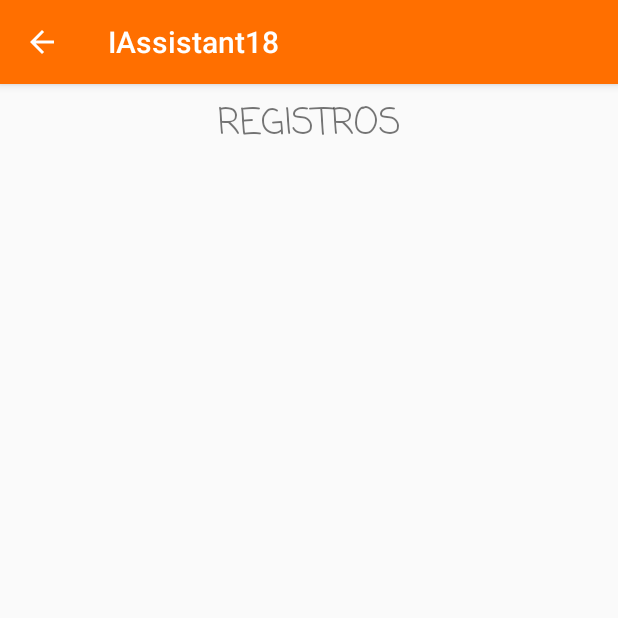
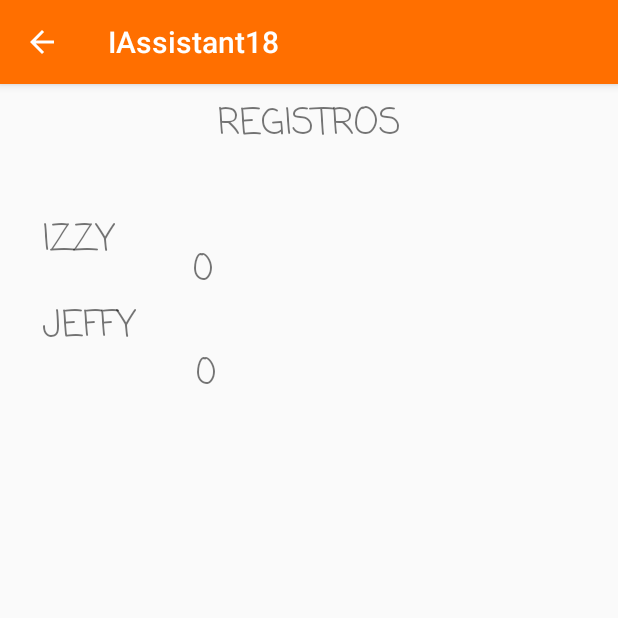
Before and after one commit to InteligenciaArtificial2018/IAssistant18, an Android app: the Registros screen opened directly, with no data from a screen before it, on a phone screen of 412 x 824 dp, the top half of it. Run offline under Robolectric (Android 15) with nearby library versions, the phone set to English and light mode, and no system bars; our stand-ins replace Firebase (no records; nobody signed in at launch, a user with empty details on screens opened directly).

Commit message:
Finalizacion de registros

```diff
--- /dev/null
+++ b/app/src/main/java/com/jksystems/jeffy/Adapter.kt
@@ -0,0 +1,25 @@
+package com.jksystems.jeffy
+
+import android.app.AlertDialog
+import android.content.Context
+import android.content.DialogInterface
+import android.view.LayoutInflater
+import android.view.View
+import android.view.ViewGroup
+import android.widget.ArrayAdapter
+import android.widget.ListView
+import android.widget.TextView
+import android.widget.Toast
+import com.google.firebase.database.FirebaseDatabase
+import kotlin.coroutines.experimental.coroutineContext
+
+class Adapter(val contexto : Context, val idlayout: Int, val listaregistros:List<Bddizzy>)
+    :ArrayAdapter<Bddizzy>(contexto, idlayout, listaregistros) {
+    override fun getView(posicion: Int, convertView: View?, parent: ViewGroup?): View {
+
+        val layoutInflater : LayoutInflater = LayoutInflater.from(context)
+        val view:View = layoutInflater.inflate(idlayout,null)
+        val listaizzy = listaregistros[posicion]
+        return view
+    }
+}
--- a/app/src/main/java/com/jksystems/jeffy/Main.kt
+++ b/app/src/main/java/com/jksystems/jeffy/Main.kt
@@ -38,7 +38,6 @@ class Main : AppCompatActivity() {
                 Toast.makeText(this, "¡Verifica tu conexión a Internet!", Toast.LENGTH_SHORT).show()
             }
         }
-
         btnJeffy.setOnClickListener {
             if (VerificarConexion.verificarConexion(this))
             {
--- a/app/src/main/java/com/jksystems/jeffy/Registros.kt
+++ b/app/src/main/java/com/jksystems/jeffy/Registros.kt
@@ -2,43 +2,26 @@ package com.jksystems.jeffy
 
 import android.support.v7.app.AppCompatActivity
 import android.os.Bundle
+import android.os.Message
 import android.widget.ListView
 import android.widget.TextView
 import com.google.firebase.database.*
+import kotlinx.android.synthetic.main.activity_main2.*
+import kotlinx.android.synthetic.main.activity_registros.*
 
 class Registros : AppCompatActivity() {
-
-    lateinit var bdd: DatabaseReference
-    lateinit var cargaLista: MutableList<Bddizzy>
-    lateinit var lista: ListView
 
     override fun onCreate(savedInstanceState: Bundle?) {
         super.onCreate(savedInstanceState)
         setContentView(R.layout.activity_registros)
+        val bdd = FirebaseDatabase.getInstance().getReference()
+        val registrosizzy = Main().visitaIzzy
+        val registrosjeffy = Main().visitaJeffy
+        val regizzy = findViewById<TextView>(R.id.regizzi)
+        val regjeffy = findViewById<TextView>(R.id.regijeffi)
 
-        cargaLista = mutableListOf()
-        lista = findViewById(R.id.listregistros)
-        bdd = FirebaseDatabase.getInstance().getReference("jeffy-7c811")
-
-        bdd.addValueEventListener(object :  ValueEventListener{
-            override fun onCancelled(p0: DatabaseError) {
-
-            }
-
-            override fun onDataChange(p0: DataSnapshot) {
-                cargaLista.clear()
-                if (p0.exists()){
-                    for (i in p0.children)
-                    {
-                        val visitas = i.getValue(Bddizzy::class.java)
-                        cargaLista.add(visitas!!)
-                    }
-
-                }
-            }
-        })
-
-        botonatras()
+        regizzy.setText(registrosizzy.toString())
+        regjeffy.setText(registrosjeffy.toString())
     }
     fun botonatras ()
     {
--- a/app/src/main/res/layout/activity_registros.xml
+++ b/app/src/main/res/layout/activity_registros.xml
@@ -8,6 +8,27 @@
         tools:context=".Registros">
 
     <TextView
+            android:text="@string/botonizzy"
+            android:layout_width="wrap_content"
+            android:layout_height="wrap_content"
+            android:id="@+id/regijeffi" app:layout_constraintStart_toEndOf="@+id/jefy"
+            android:layout_marginStart="40dp" android:layout_marginTop="32dp"
+            app:layout_constraintTop_toBottomOf="@+id/regizzi" android:fontFamily="casual" android:textSize="24sp"/>
+    <TextView
+            android:text="@string/botonjeffy"
+            android:layout_width="wrap_content"
+            android:layout_height="wrap_content"
+            android:id="@+id/regizzi" app:layout_constraintStart_toEndOf="@+id/izzi"
+            android:layout_marginStart="52dp" android:layout_marginTop="60dp"
+            app:layout_constraintTop_toBottomOf="@+id/textView3" android:fontFamily="casual" android:textSize="24sp"/>
+    <TextView
+            android:text="@string/tvJEFFY"
+            android:layout_width="wrap_content"
+            android:layout_height="wrap_content"
+            android:id="@+id/jefy" android:layout_marginTop="20dp"
+            app:layout_constraintTop_toBottomOf="@+id/izzi" app:layout_constraintStart_toStartOf="parent"
+            android:layout_marginStart="28dp" android:fontFamily="casual" android:textSize="24sp"/>
+    <TextView
             android:text="@string/tvtituloregistro"
             android:layout_width="wrap_content"
             android:layout_height="wrap_content"
@@ -15,11 +36,11 @@
             android:textSize="24sp" android:layout_marginTop="8dp" app:layout_constraintTop_toTopOf="parent"
             android:layout_marginStart="8dp" app:layout_constraintStart_toStartOf="parent"
             android:layout_marginEnd="8dp" app:layout_constraintEnd_toEndOf="parent"/>
-    <ListView
-            android:layout_width="0dp"
-            android:layout_height="0dp" android:layout_marginTop="8dp"
-            app:layout_constraintTop_toBottomOf="@+id/textView3" app:layout_constraintStart_toStartOf="parent"
-            android:layout_marginStart="8dp" app:layout_constraintEnd_toEndOf="parent" android:layout_marginEnd="8dp"
-            android:layout_marginBottom="8dp" app:layout_constraintBottom_toBottomOf="parent"
-            android:id="@+id/listregistros"/>
+    <TextView
+            android:text="@string/tvIZZY"
+            android:layout_width="wrap_content"
+            android:layout_height="wrap_content"
+            android:id="@+id/izzi" app:layout_constraintStart_toStartOf="parent" android:layout_marginStart="28dp"
+            android:layout_marginTop="40dp" app:layout_constraintTop_toBottomOf="@+id/textView3"
+            android:textSize="24sp" android:fontFamily="casual"/>
 </android.support.constraint.ConstraintLayout>
--- a/app/src/main/res/values/strings.xml
+++ b/app/src/main/res/values/strings.xml
@@ -5,6 +5,8 @@
     <string name="tvJsplash">IASSISTANT18</string>
     <string name="tvIzzy">Izzy</string>
     <string name="tvtituloregistro">REGISTROS</string>
+    <string name="tvIZZY">IZZY</string>
+    <string name="tvJEFFY">JEFFY</string>
     <string name="tvJeffy">Jeffy</string>
     <string name="tvescuchandoizzy">Escuchando</string>
     <string name="tvrespondiendoizzy">Respondiendo</string>
```
Also changed, not shown: 1 other file.
